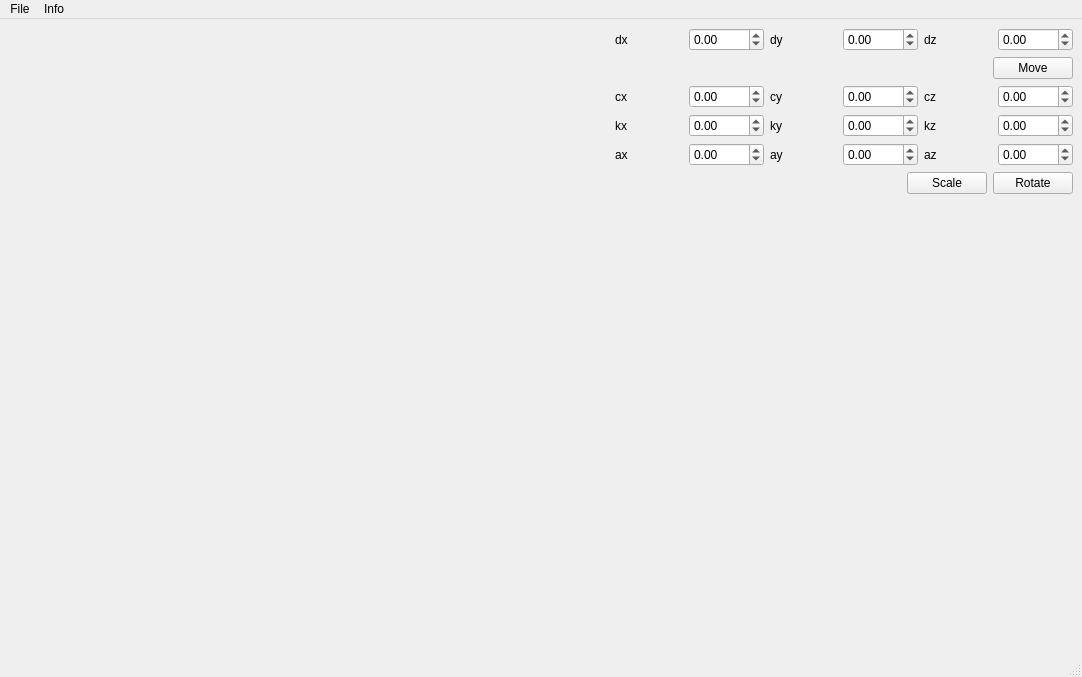
Yorlend/bmstu-oop, file lab_01/src/ui/main_window.ui: the form before one commit.
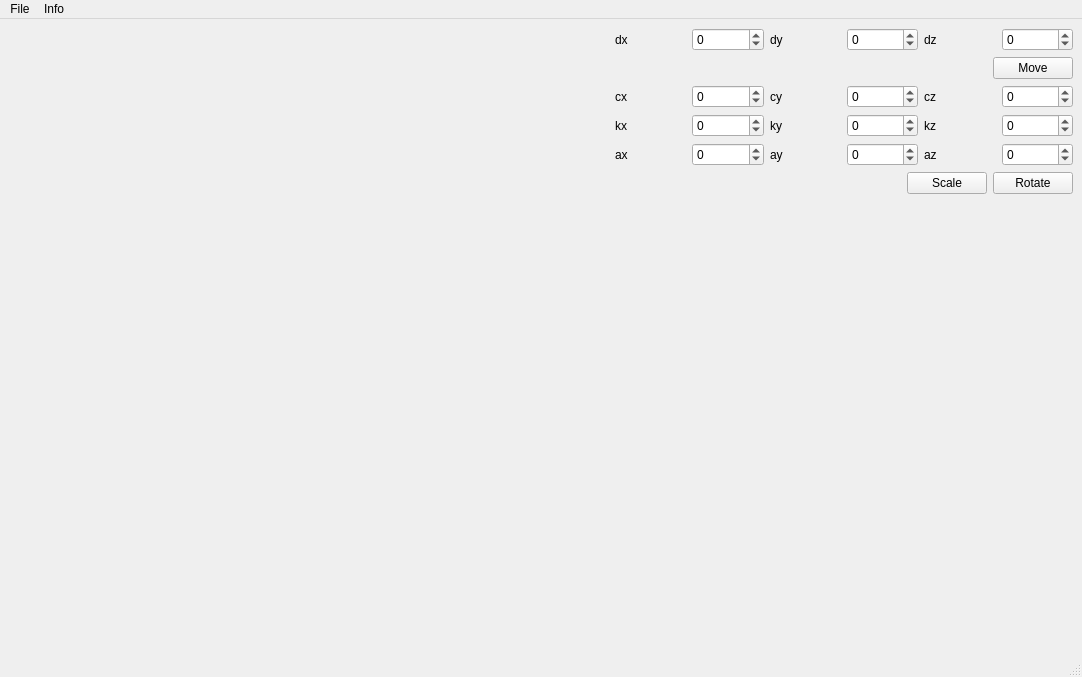
The form after the commit.

```diff
--- a/lab_01/src/ui/main_window.ui
+++ b/lab_01/src/ui/main_window.ui
@@ -44,6 +44,9 @@
         </item>
         <item>
          <widget class="QDoubleSpinBox" name="dxSpinBox">
+          <property name="decimals">
+           <number>0</number>
+          </property>
           <property name="minimum">
            <double>-1000.000000000000000</double>
           </property>
@@ -61,6 +64,9 @@
         </item>
         <item>
          <widget class="QDoubleSpinBox" name="dySpinBox">
+          <property name="decimals">
+           <number>0</number>
+          </property>
           <property name="minimum">
            <double>-1000.000000000000000</double>
           </property>
@@ -78,6 +84,9 @@
         </item>
         <item>
          <widget class="QDoubleSpinBox" name="dzSpinBox">
+          <property name="decimals">
+           <number>0</number>
+          </property>
           <property name="minimum">
            <double>-1000.000000000000000</double>
           </property>
@@ -123,6 +132,9 @@
         </item>
         <item>
          <widget class="QDoubleSpinBox" name="cxSpinBox">
+          <property name="decimals">
+           <number>0</number>
+          </property>
           <property name="minimum">
            <double>-1000.000000000000000</double>
           </property>
@@ -140,6 +152,9 @@
         </item>
         <item>
          <widget class="QDoubleSpinBox" name="cySpinBox">
+          <property name="decimals">
+           <number>0</number>
+          </property>
           <property name="minimum">
            <double>-1000.000000000000000</double>
           </property>
@@ -157,6 +172,9 @@
         </item>
         <item>
          <widget class="QDoubleSpinBox" name="czSpinBox">
+          <property name="decimals">
+           <number>0</number>
+          </property>
           <property name="minimum">
            <double>-1000.000000000000000</double>
           </property>
@@ -178,6 +196,9 @@
         </item>
         <item>
          <widget class="QDoubleSpinBox" name="kxSpinBox">
+          <property name="decimals">
+           <number>0</number>
+          </property>
           <property name="minimum">
            <double>-1000.000000000000000</double>
           </property>
@@ -195,6 +216,9 @@
         </item>
         <item>
          <widget class="QDoubleSpinBox" name="kySpinBox">
+          <property name="decimals">
+           <number>0</number>
+          </property>
           <property name="minimum">
            <double>-1000.000000000000000</double>
           </property>
@@ -212,6 +236,9 @@
         </item>
         <item>
          <widget class="QDoubleSpinBox" name="kzSpinBox">
+          <property name="decimals">
+           <number>0</number>
+          </property>
           <property name="minimum">
            <double>-1000.000000000000000</double>
           </property>
@@ -233,6 +260,9 @@
         </item>
         <item>
          <widget class="QDoubleSpinBox" name="axSpinBox">
+          <property name="decimals">
+           <number>0</number>
+          </property>
           <property name="minimum">
            <double>-1000.000000000000000</double>
           </property>
@@ -250,6 +280,9 @@
         </item>
         <item>
          <widget class="QDoubleSpinBox" name="aySpinBox">
+          <property name="decimals">
+           <number>0</number>
+          </property>
           <property name="minimum">
            <double>-1000.000000000000000</double>
           </property>
@@ -267,6 +300,9 @@
         </item>
         <item>
          <widget class="QDoubleSpinBox" name="azSpinBox">
+          <property name="decimals">
+           <number>0</number>
+          </property>
           <property name="minimum">
            <double>-1000.000000000000000</double>
           </property>
```
Left out of the diff: 2 changed lines with no effect on the pictures.
